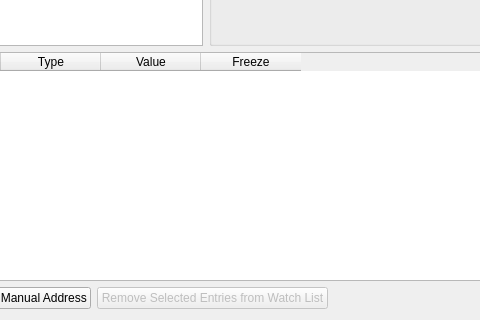
The window that src/duckstation-qt/memoryscannerwindow.ui (kofxi3584karlayang/duckstation) describes before a commit, drawn with Qt 5; both pictures show x 211 to 691 and y 290 to 610 of the 833 by 610 pixel window.
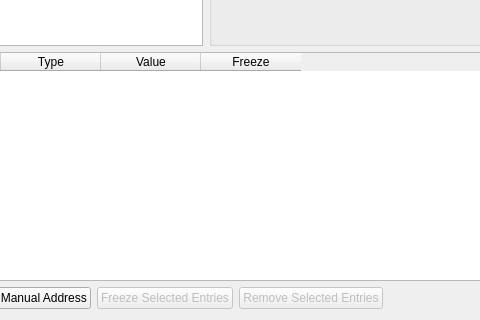
The same window after the commit. Icons and pictures are not drawn.

Commit message: Debugger/MemoryScanner: Add 'Freeze Selected' (#3334)

What changed in the file:
```diff
--- a/src/duckstation-qt/memoryscannerwindow.ui
+++ b/src/duckstation-qt/memoryscannerwindow.ui
@@ -436,13 +436,23 @@
          </property>
         </widget>
        </item>
+       <item>
+        <widget class="QPushButton" name="scanFreezeWatch">
+         <property name="enabled">
+          <bool>false</bool>
+         </property>
+         <property name="text">
+          <string>Freeze Selected Entries</string>
+         </property>
+        </widget>
+       </item>
        <item>
         <widget class="QPushButton" name="scanRemoveWatch">
          <property name="enabled">
           <bool>false</bool>
          </property>
          <property name="text">
-          <string>Remove Selected Entries from Watch List</string>
+          <string>Remove Selected Entries</string>
          </property>
         </widget>
        </item>
```
The commit also changes 4 other files.
